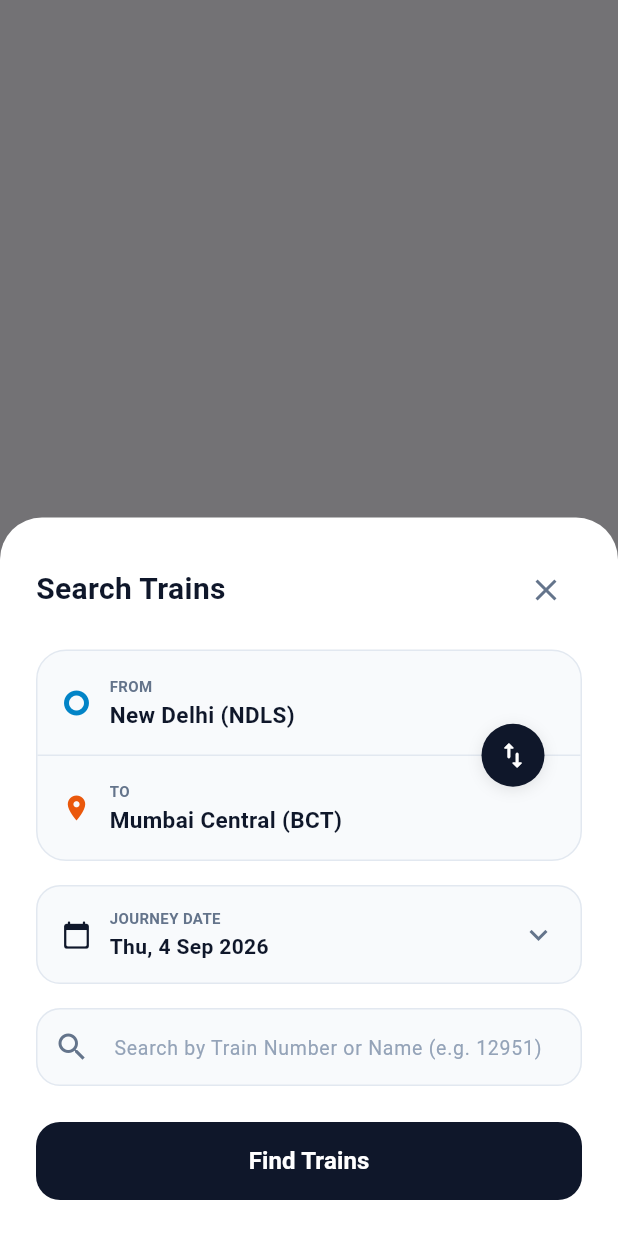
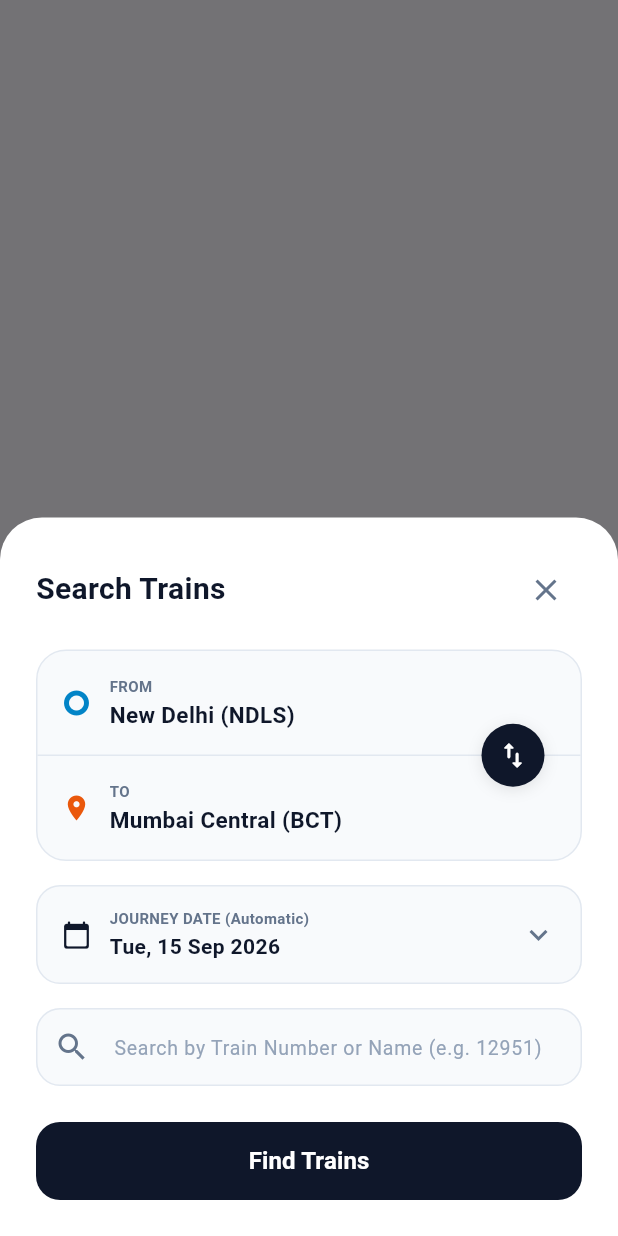
Before and after one commit to Ayus28/yatra_saathi, a Flutter app: what showSearchTrainSheet() shows on an empty page, opened directly, on a phone screen of 412 x 824 dp. Run offline on Flutter 3.47's test engine with Material 3 defaults, Android fonts, the phone set to English and light mode, and no system bars; our stand-ins replace cloud_firestore, firebase_core, geolocator, image_picker; accounts and stored records are empty.

Commit message:
automatic live date, and station autocomplete

```diff
--- a/lib/search_screen.dart
+++ b/lib/search_screen.dart
@@ -2,6 +2,12 @@ import 'package:flutter/material.dart';
 
 // Day 6: Main Search Train Bottom Sheet UI
 void showSearchTrainSheet(BuildContext context) {
+  // Automatic Date & Station States declared outside builder so they persist on sheet updates
+  DateTime selectedDateTime = DateTime.now();
+  String fromStation = 'New Delhi (NDLS)';
+  String toStation = 'Mumbai Central (BCT)';
+  final TextEditingController trainSearchController = TextEditingController();
+
   showModalBottomSheet(
     context: context,
     isScrollControlled: true,
@@ -12,10 +18,14 @@ void showSearchTrainSheet(BuildContext context) {
     builder: (context) {
       return StatefulBuilder(
         builder: (context, setSheetState) {
-          String fromStation = 'New Delhi (NDLS)';
-          String toStation = 'Mumbai Central (BCT)';
-          String selectedDate = 'Thu, 4 Sep 2026';
-          final TextEditingController trainSearchController = TextEditingController();
+          // Date Formatter Helper
+          String formatDate(DateTime date) {
+            const months = ['Jan', 'Feb', 'Mar', 'Apr', 'May', 'Jun', 'Jul', 'Aug', 'Sep', 'Oct', 'Nov', 'Dec'];
+            const weekdays = ['Mon', 'Tue', 'Wed', 'Thu', 'Fri', 'Sat', 'Sun'];
+            return '${weekdays[date.weekday - 1]}, ${date.day} ${months[date.month - 1]} ${date.year}';
+          }
+
+          String selectedDateStr = formatDate(selectedDateTime);
 
           void swapStations() {
             setSheetState(() {
@@ -159,7 +169,24 @@ void showSearchTrainSheet(BuildContext context) {
                     ),
                   ),
                   const SizedBox(height: 16),
-                  Container(
+
+                  // Automatic Date Container with Date Picker functionality
+                  InkWell(
+                    onTap: () async {
+                      final DateTime? picked = await showDatePicker(
+                        context: context,
+                        initialDate: selectedDateTime,
+                        firstDate: DateTime.now().subtract(const Duration(days: 5)),
+                        lastDate: DateTime.now().add(const Duration(days: 60)),
+                      );
+                      if (picked != null) {
+                        setSheetState(() {
+                          selectedDateTime = picked;
+                        });
+                      }
+                    },
+                    borderRadius: BorderRadius.circular(16),
+                    child: Container(
                       padding: const EdgeInsets.symmetric(horizontal: 16, vertical: 14),
                       decoration: BoxDecoration(
                         color: const Color(0xFFF8FAFC),
@@ -174,14 +201,15 @@ void showSearchTrainSheet(BuildContext context) {
                             child: Column(
                               crossAxisAlignment: CrossAxisAlignment.start,
                               children: [
-                              const Text('JOURNEY DATE', style: TextStyle(fontSize: 10, fontWeight: FontWeight.bold, color: Color(0xFF64748B))),
+                                const Text('JOURNEY DATE (Automatic)', style: TextStyle(fontSize: 10, fontWeight: FontWeight.bold, color: Color(0xFF64748B))),
                                 const SizedBox(height: 2),
-                              Text(selectedDate, style: const TextStyle(fontSize: 14, fontWeight: FontWeight.w600, color: Color(0xFF0F172A))),
+                                Text(selectedDateStr, style: const TextStyle(fontSize: 14, fontWeight: FontWeight.w600, color: Color(0xFF0F172A))),
                               ],
                             ),
                           ),
                           const Icon(Icons.keyboard_arrow_down, color: Color(0xFF64748B)),
                         ],
+                      ),
                     ),
                   ),
                   const SizedBox(height: 16),
@@ -224,7 +252,7 @@ void showSearchTrainSheet(BuildContext context) {
                             builder: (context) => TrainResultsScreen(
                               from: fromStation,
                               to: toStation,
-                              date: selectedDate,
+                              date: selectedDateStr,
                               searchQuery: trainSearchController.text.trim(),
                             ),
                           ),
```
Also changed, not shown: lib/live_status_screen.dart (+25 -21 lines). Lines whose indentation alone changed are shown as unchanged.
